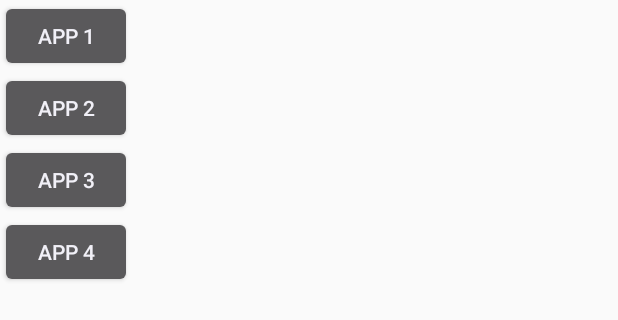
After one commit to shogunishere/next-app-prediction, an Android app built with Jetpack Compose: the layout next_app_widget.xml on its own in the app's theme, with its tools: preview values and no code run, on a phone screen of 412 x 824 dp. The commit adds this screen. Shown: the top 320 px of the screen. Run offline under Robolectric (Android 15) with nearby library versions, the phone set to English and light mode, and no system bars.

Commit message:
widget first attempt

```diff
--- a/app/build.gradle.kts
+++ b/app/build.gradle.kts
@@ -38,6 +38,7 @@ android {
     }
     buildFeatures {
         compose = true
+        viewBinding = true
     }
     composeOptions {
         kotlinCompilerExtensionVersion = "1.4.3"
--- /dev/null
+++ b/app/src/main/res/layout/next_app_widget.xml
@@ -0,0 +1,33 @@
+<!-- res/layout/next_app_widget.xml -->
+<LinearLayout xmlns:android="http://schemas.android.com/apk/res/android"
+    style="@style/Widget.NextApp.AppWidget.Container"
+    android:layout_width="match_parent"
+    android:layout_height="match_parent"
+    android:orientation="vertical"
+    android:theme="@style/Theme.NextApp.AppWidgetContainer">
+
+    <Button
+        android:id="@+id/button1"
+        android:layout_width="wrap_content"
+        android:layout_height="wrap_content"
+        android:text="App 1" />
+
+    <Button
+        android:id="@+id/button2"
+        android:layout_width="wrap_content"
+        android:layout_height="wrap_content"
+        android:text="App 2" />
+
+    <Button
+        android:id="@+id/button3"
+        android:layout_width="wrap_content"
+        android:layout_height="wrap_content"
+        android:text="App 3" />
+
+    <Button
+        android:id="@+id/button4"
+        android:layout_width="wrap_content"
+        android:layout_height="wrap_content"
+        android:text="App 4" />
+
+</LinearLayout>
--- a/app/src/main/res/values/colors.xml
+++ b/app/src/main/res/values/colors.xml
@@ -7,4 +7,8 @@
     <color name="teal_700">#FF018786</color>
     <color name="black">#FF000000</color>
     <color name="white">#FFFFFFFF</color>
+    <color name="light_blue_50">#FFE1F5FE</color>
+    <color name="light_blue_200">#FF81D4FA</color>
+    <color name="light_blue_600">#FF039BE5</color>
+    <color name="light_blue_900">#FF01579B</color>
 </resources>
--- a/app/src/main/res/values/strings.xml
+++ b/app/src/main/res/values/strings.xml
@@ -1,3 +1,7 @@
 <resources>
     <string name="app_name">NextApp</string>
+    <string name="appwidget_text">EXAMPLE</string>
+    <string name="add_widget">Add widget</string>
+    <string name ="click_me">Click me</string>
+    <string name="app_widget_description">This is an app widget description</string>
 </resources>
--- a/app/src/main/res/values/themes.xml
+++ b/app/src/main/res/values/themes.xml
@@ -2,4 +2,19 @@
 <resources>
 
     <style name="Theme.NextApp" parent="android:Theme.Material.Light.NoActionBar" />
+
+    <style name="Theme.NextApp.AppWidgetContainerParent" parent="@android:style/Theme.DeviceDefault">
+        <!-- Radius of the outer bound of widgets to make the rounded corners -->
+        <item name="appWidgetRadius">16dp</item>
+        <!--
+        Radius of the inner view's bound of widgets to make the rounded corners.
+        It needs to be 8dp or less than the value of appWidgetRadius
+        -->
+        <item name="appWidgetInnerRadius">8dp</item>
+    </style>
+
+    <style name="Theme.NextApp.AppWidgetContainer" parent="Theme.NextApp.AppWidgetContainerParent">
+        <!-- Apply padding to avoid the content of the widget colliding with the rounded corners -->
+        <item name="appWidgetPadding">16dp</item>
+    </style>
 </resources>
```
Also changed, not shown: app/src/main/AndroidManifest.xml (+16 -1 lines), app/src/main/java/com/example/nextapp/MainActivity.kt (+7 -0 lines), app/src/main/java/com/example/nextapp/NextAppWidget.kt (added, +124 -0 lines), app/src/main/java/com/example/nextapp/UsageStatsService.kt (+40 -4 lines), app/src/main/res/layout/activity_main.xml (added, +16 -0 lines), app/src/main/res/xml/next_app_widget_info.xml (added, +14 -0 lines).
